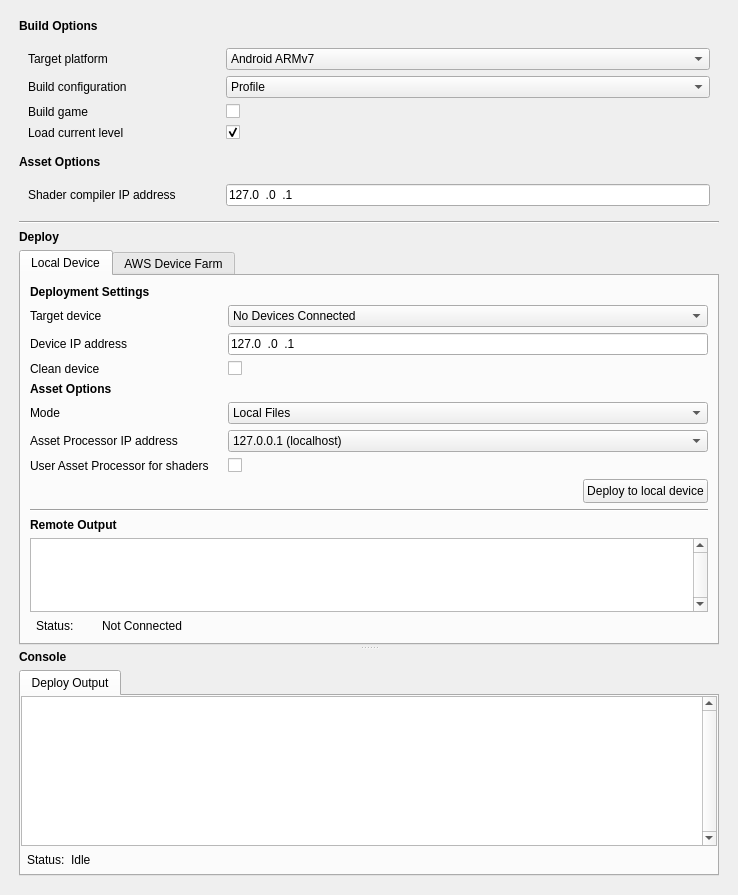
The window that dev/Code/Sandbox/Plugins/DeploymentTool/DeploymentToolWindow.ui (aws/lumberyard) describes before a commit, drawn with Qt 5.
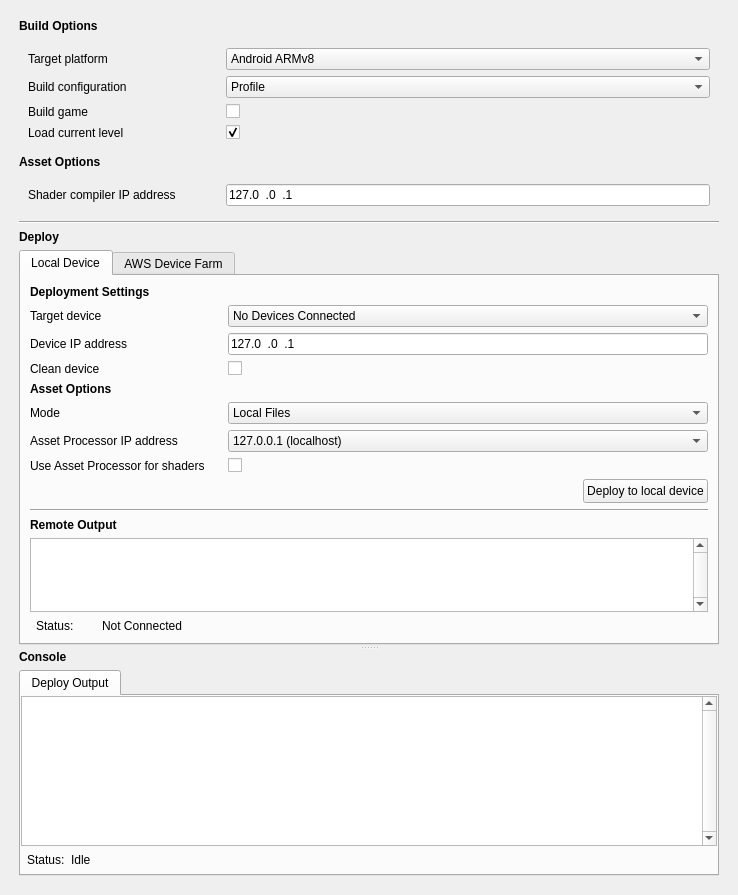
The same window after the commit.

Patch:
```diff
--- a/dev/Code/Sandbox/Plugins/DeploymentTool/DeploymentToolWindow.ui
+++ b/dev/Code/Sandbox/Plugins/DeploymentTool/DeploymentToolWindow.ui
@@ -161,11 +161,6 @@
                    <property name="currentIndex">
                     <number>0</number>
                    </property>
-                   <item>
-                    <property name="text">
-                     <string>Android ARMv7</string>
-                    </property>
-                   </item>
                    <item>
                     <property name="text">
                      <string>Android ARMv8</string>
@@ -644,7 +639,7 @@
                          <string notr="true"/>
                         </property>
                         <property name="text">
-                         <string>User Asset Processor for shaders</string>
+                         <string>Use Asset Processor for shaders</string>
                         </property>
                        </widget>
                       </item>
```
